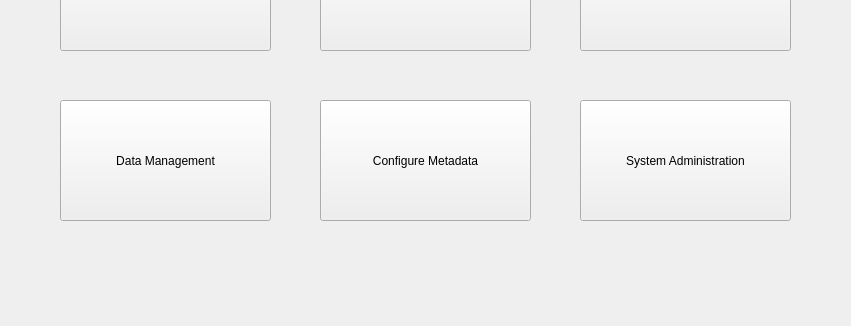
Old version of the form src/menu.ui in the repository omansour-se-nyu/Spring2023-Team-3; both pictures show x 0 to 851 and y 220 to 546 of the 851 by 546 pixel window.
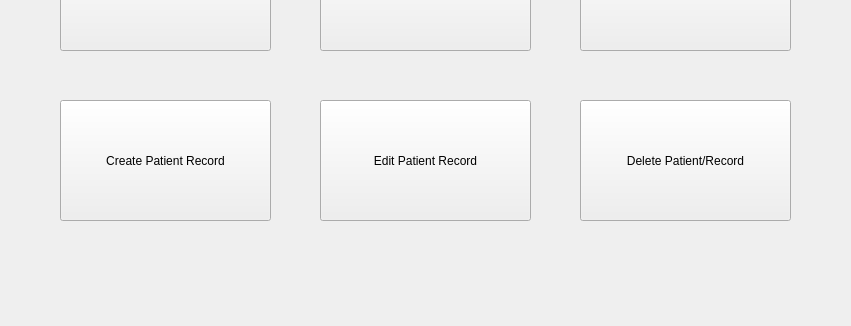
New version of the form.

Patch:
```diff
--- a/src/menu.ui
+++ b/src/menu.ui
@@ -62,7 +62,7 @@
     </rect>
    </property>
    <property name="text">
-    <string>Data Management</string>
+    <string>Create Patient Record</string>
    </property>
   </widget>
   <widget class="QPushButton" name="pushButton_5">
@@ -75,7 +75,7 @@
     </rect>
    </property>
    <property name="text">
-    <string>Configure Metadata</string>
+    <string>Edit Patient Record</string>
    </property>
   </widget>
   <widget class="QPushButton" name="pushButton_6">
@@ -88,7 +88,7 @@
     </rect>
    </property>
    <property name="text">
-    <string>System Administration</string>
+    <string>Delete Patient/Record</string>
    </property>
   </widget>
   <widget class="QLabel" name="label">
```
